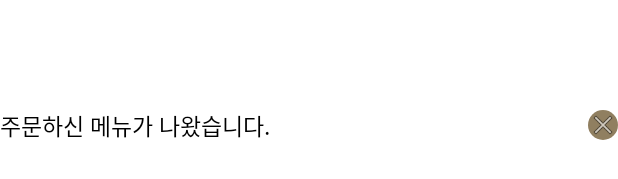
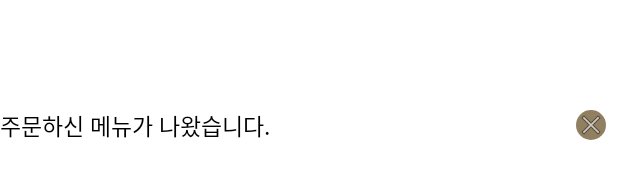
Before and after one commit to chang0-0/Android-SmartStore, an Android app: the layout list_item_notice.xml on its own in the app's theme, with its tools: preview values and no code run, on a phone screen of 412 x 824 dp. Shown: the part 493-672 px from the top of the screen. Run offline under Robolectric (Android 15) with nearby library versions, the phone set to English and light mode, and no system bars; network calls fail.

Commit message:
알림판 표시 수정

```diff
--- a/client/smartstore_project_jetpack/app/src/main/java/com/ssafy/smartstore/adapter/NoticeAdapter.kt
+++ b/client/smartstore_project_jetpack/app/src/main/java/com/ssafy/smartstore/adapter/NoticeAdapter.kt
@@ -43,7 +43,7 @@ class NoticeAdapter(val fragment: HomeFragment) : RecyclerView.Adapter<NoticeAda
 
     @SuppressLint("NotifyDataSetChanged")
     internal fun setData(newItems: List<Order>) {
-        this.list = newItems
+        this.list = newItems.reversed()     // 최근 주문이 위쪽에 위치해야 하므로 reverse 적용
         notifyDataSetChanged()
     }
 }
--- a/client/smartstore_project_jetpack/app/src/main/java/com/ssafy/smartstore/fragment/ShoppingListFragment.kt
+++ b/client/smartstore_project_jetpack/app/src/main/java/com/ssafy/smartstore/fragment/ShoppingListFragment.kt
@@ -151,7 +151,7 @@ class ShoppingListFragment(val orderId : Int) : Fragment() {
             "Table NFC를 찍어주세요.\n"
         )
 
-        completedOrder()
+//        completedOrder()
         requireContext().showToastMessage(activityViewModel.tableId)
 
         if (activityViewModel.tableId != "") {
@@ -204,7 +204,8 @@ class ShoppingListFragment(val orderId : Int) : Fragment() {
 
         // 알림판에 정보를 집어넣기 위해 view model 이용
         order.totalQuantity = totalQuantity
-        order.topProductName = shoppingListViewModel.shoppingList.value!![0].productName
+        // 여러 개 주문의 경우 마지막 상품을 대표 상품으로 텍스트 표시 => 최근 주문내역에 표시되는 것과 동일
+        order.topProductName = shoppingListViewModel.shoppingList.value!![shoppingListViewModel.shoppingList.value!!.size-1].productName
         noticeViewModel.noticeInsert(order)
 
 
--- a/client/smartstore_project_jetpack/app/src/main/res/layout/list_item_notice.xml
+++ b/client/smartstore_project_jetpack/app/src/main/res/layout/list_item_notice.xml
@@ -8,30 +8,31 @@
         android:gravity="center">
 
     <TextView
+        android:id="@+id/textNoticeContent"
+        style="@style/Text.Regular"
+        android:layout_width="wrap_content"
+        android:layout_height="wrap_content"
+        android:layout_marginTop="4dp"
+        android:layout_marginBottom="4dp"
+        android:layout_weight="1"
         android:gravity="start"
-            android:id="@+id/textNoticeContent"
-            android:layout_width="wrap_content"
-            android:layout_marginTop="10dp"
-            android:layout_marginBottom="10dp"
-            android:layout_height="wrap_content"
-            app:layout_constraintTop_toTopOf="parent"
-            app:layout_constraintStart_toStartOf="parent"
-            app:layout_constraintBottom_toBottomOf="parent"
         android:text="주문하신 메뉴가 나왔습니다."
         android:textSize="15dp"
-            android:layout_weight="1"
-            style="@style/Text.Regular" />
+        app:layout_constraintBottom_toBottomOf="parent"
+        app:layout_constraintStart_toStartOf="parent"
+        app:layout_constraintTop_toTopOf="parent" />
 
     <ImageView
         android:id="@+id/imageNoticeCancel"
-            app:layout_constraintTop_toTopOf="parent"
+        android:layout_width="20dp"
+        android:layout_height="20dp"
+        android:layout_gravity="center"
+        android:layout_marginEnd="8dp"
+        android:background="@drawable/button_regular"
+        app:backgroundTint="@null"
         app:layout_constraintBottom_toBottomOf="parent"
         app:layout_constraintEnd_toEndOf="parent"
-            android:layout_gravity="center"
-            android:layout_width="20dp"
-            android:layout_height="20dp"
-            android:background="@drawable/button_regular"
-            app:backgroundTint="@null"
+        app:layout_constraintTop_toTopOf="parent"
         app:srcCompat="@android:drawable/ic_menu_close_clear_cancel" />
 
 </androidx.constraintlayout.widget.ConstraintLayout>
```
Also changed, not shown: client/smartstore_project_jetpack/app/src/main/java/com/ssafy/smartstore/fragment/HomeFragment.kt (+0 -9 lines). Lines whose indentation alone changed are shown as unchanged.
